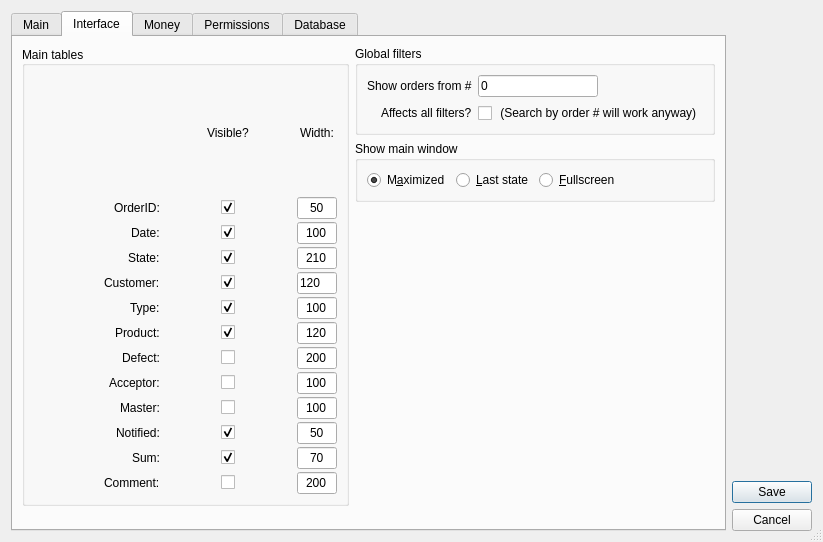
Qt form RepairCenter/settings.ui (Feo-d-oR/YARC) before a commit.
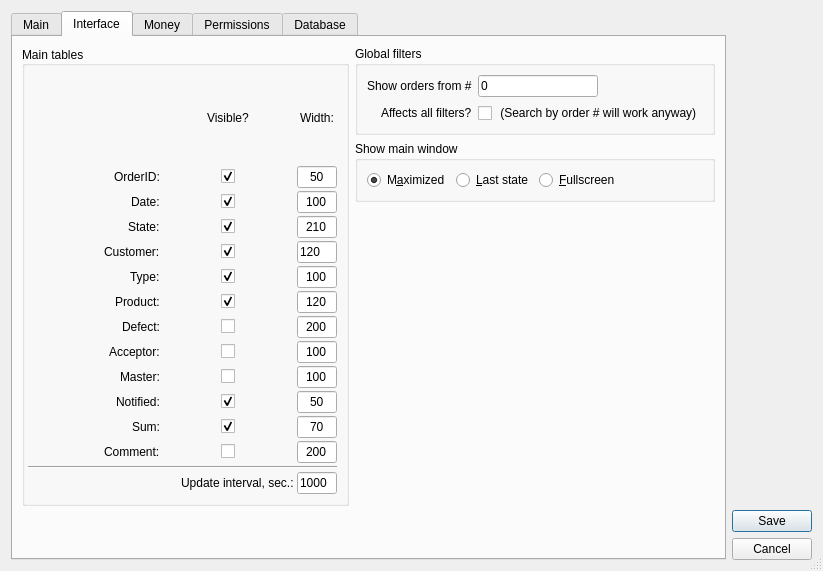
The same form after that commit. The open tabs and pages were chosen to show the change. Icons and pictures are not drawn.

Commit message: Mofified->Connection check interval now in settings Added->Main table autoupdate interval, also with settings, doesn't reset filters

```diff
--- a/RepairCenter/settings.ui
+++ b/RepairCenter/settings.ui
@@ -7,7 +7,7 @@
     <x>0</x>
     <y>0</y>
     <width>823</width>
-    <height>542</height>
+    <height>571</height>
    </rect>
   </property>
   <property name="sizePolicy">
@@ -998,6 +998,33 @@
             </property>
            </widget>
           </item>
+          <item row="13" column="0" colspan="3">
+           <widget class="Line" name="line">
+            <property name="orientation">
+             <enum>Qt::Horizontal</enum>
+            </property>
+           </widget>
+          </item>
+          <item row="14" column="2">
+           <widget class="QLineEdit" name="eTableUpdateInterval">
+            <property name="maximumSize">
+             <size>
+              <width>40</width>
+              <height>16777215</height>
+             </size>
+            </property>
+            <property name="text">
+             <string>1000</string>
+            </property>
+           </widget>
+          </item>
+          <item row="14" column="0" colspan="2" alignment="Qt::AlignRight">
+           <widget class="QLabel" name="label_23">
+            <property name="text">
+             <string>Update interval, sec.:</string>
+            </property>
+           </widget>
+          </item>
          </layout>
         </widget>
        </item>
```
Left out of the diff: 430 changed lines with no effect on the pictures. The commit also changes 12 other files.
